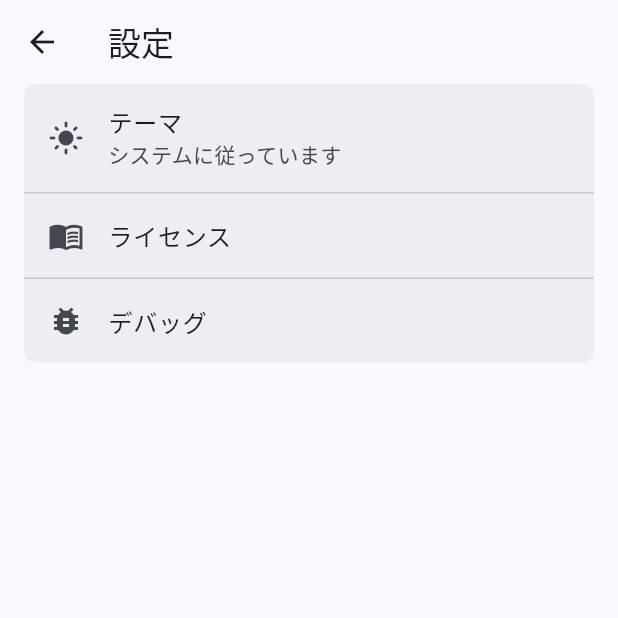
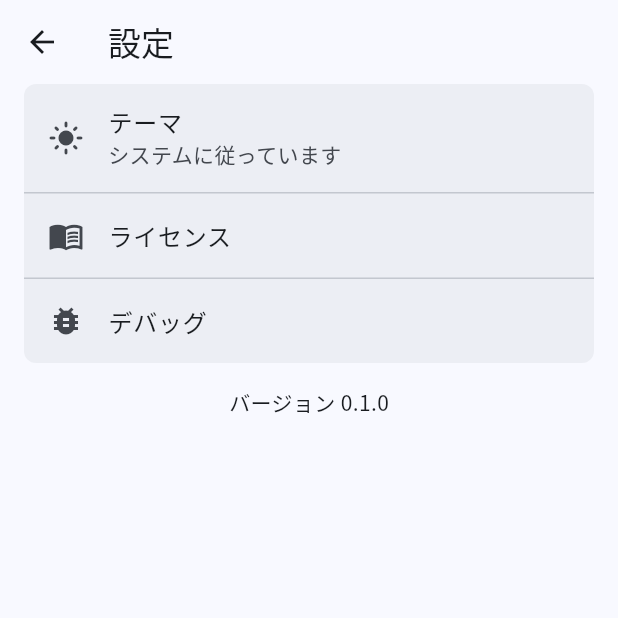
Before and after one commit to Zudah228/fff_app, a Flutter app: the screen it shows after launch, after a tap on the "settings" icon, on a phone screen of 412 x 824 dp, the top half of it. Run offline on Flutter 3.47's test engine with Material 3 defaults, Android fonts, the phone set to English and light mode, and no system bars; our stand-ins replace clock, figma_squircle, flutter_hooks, flutter_riverpod, hooks_riverpod, package_info_plus and 2 more; missing offline and left inert: simple_logger.

Commit message:
バージョン表示

```diff
--- a/lib/features/settings/pages/settings_page.dart
+++ b/lib/features/settings/pages/settings_page.dart
@@ -1,10 +1,12 @@
 import 'package:fff_app/core/app/app_state.dart';
 import 'package:fff_app/core/app/components/route_animations/route_animations.dart';
+import 'package:fff_app/core/service/package_info/package_info_service.dart';
 import 'package:fff_app/features/debug/debug_page.dart';
 import 'package:fff_app/features/settings/components/setting_list_box.dart';
 import 'package:flutter/material.dart';
+import 'package:flutter_riverpod/flutter_riverpod.dart';
 
-class SettingsPage extends StatelessWidget {
+class SettingsPage extends ConsumerWidget {
   const SettingsPage._();
 
   static const routeName = '/settings';
@@ -17,14 +19,18 @@ class SettingsPage extends StatelessWidget {
   }
 
   @override
-  Widget build(BuildContext context) {
+  Widget build(BuildContext context, WidgetRef ref) {
+    final packageInfoService = ref.watch(packageInfoServiceProvider);
+
     return Scaffold(
       appBar: AppBar(
         title: const Text('設定'),
       ),
       body: SingleChildScrollView(
         padding: const EdgeInsets.symmetric(horizontal: 16),
-        child: SettingListBox(
+        child: Column(
+          children: [
+            SettingListBox(
               children: [
                 _ThemeModeButton(),
                 _ListTile(
@@ -46,6 +52,10 @@ class SettingsPage extends StatelessWidget {
                     Navigator.of(context).push(DebugPage.route());
                   },
                 ),
+              ],
+            ),
+            SizedBox(height: 16),
+            Text('バージョン ${packageInfoService.version}'),
           ],
         ),
       ),
@@ -91,6 +101,7 @@ class _ThemeModeButton extends StatelessWidget {
     return PopupMenuButton<ThemeMode>(
       position: PopupMenuPosition.under,
       initialValue: appState.themeMode,
+      tooltip: 'テーマを変更します',
       itemBuilder: (context) => [
         PopupMenuItem(
           value: ThemeMode.light,
--- a/pubspec.yaml
+++ b/pubspec.yaml
@@ -35,6 +35,7 @@ dev_dependencies:
   freezed: ^3.2.3
   json_serializable: ^6.11.1
   build_runner: ^2.7.1
+  riverpod_lint: ^3.0.3
 
 flutter:
   uses-material-design: true
```
Also changed, not shown: pubspec.lock. Lines whose indentation alone changed are shown as unchanged.
